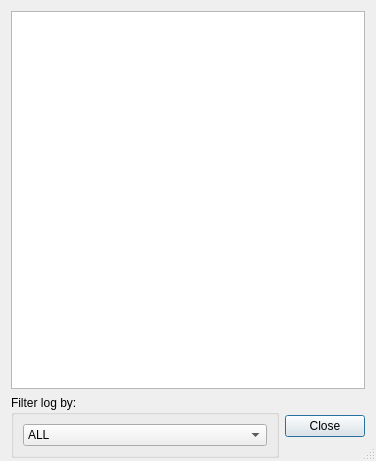
This is logdisplaydialog.ui in greblus/aspeqt as Qt 5 draws it before an edit. The edited form follows.
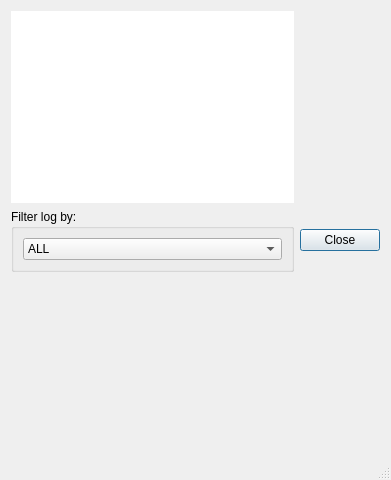
This is the edited form.

Commit message: Layout changes in: AboutDialog, LogDisplayDialog, OptionsDialog.

```diff
--- a/logdisplaydialog.ui
+++ b/logdisplaydialog.ui
@@ -6,10 +6,16 @@
    <rect>
     <x>0</x>
     <y>0</y>
-    <width>376</width>
-    <height>461</height>
+    <width>391</width>
+    <height>480</height>
    </rect>
   </property>
+  <property name="sizePolicy">
+   <sizepolicy hsizetype="Expanding" vsizetype="Expanding">
+    <horstretch>0</horstretch>
+    <verstretch>0</verstretch>
+   </sizepolicy>
+  </property>
   <property name="windowTitle">
    <string>AspeQt Log View</string>
   </property>
@@ -20,13 +26,16 @@
    <bool>false</bool>
   </property>
   <layout class="QGridLayout" name="gridLayout">
-   <property name="bottomMargin">
-    <number>3</number>
-   </property>
-   <item row="0" column="0" colspan="2">
-    <widget class="QTextEdit" name="textEdit">
-     <property name="readOnly">
-      <bool>true</bool>
+   <item row="1" column="1">
+    <widget class="QDialogButtonBox" name="buttonBox">
+     <property name="sizePolicy">
+      <sizepolicy hsizetype="Fixed" vsizetype="Fixed">
+       <horstretch>0</horstretch>
+       <verstretch>0</verstretch>
+      </sizepolicy>
+     </property>
+     <property name="standardButtons">
+      <set>QDialogButtonBox::Close</set>
      </property>
     </widget>
    </item>
@@ -138,19 +147,73 @@
      </layout>
     </widget>
    </item>
-   <item row="1" column="1">
-    <widget class="QDialogButtonBox" name="buttonBox">
+   <item row="0" column="0">
+    <widget class="QTextEdit" name="textEdit">
      <property name="sizePolicy">
-      <sizepolicy hsizetype="Fixed" vsizetype="Fixed">
+      <sizepolicy hsizetype="Expanding" vsizetype="Minimum">
        <horstretch>0</horstretch>
        <verstretch>0</verstretch>
       </sizepolicy>
      </property>
-     <property name="standardButtons">
-      <set>QDialogButtonBox::Close</set>
+     <property name="styleSheet">
+      <string notr="true">QScrollBar:vertical {
+     border: 1px solid grey;
+     background: white;
+     width: 40px;
+     margin: 41px 0 41px 0;
+ }
+ QScrollBar::handle:vertical {
+     background: lightblue;
+     min-height: 40px;
+     max-height: 100px;
+ }
+ QScrollBar::add-line:vertical {
+     border: 1px solid grey;
+     background: white;
+     height: 40px;
+     subcontrol-position: bottom;
+     subcontrol-origin: margin;
+ }
+
+ QScrollBar::sub-line:vertical {
+     border: 1px solid grey;
+     background: white;
+     height: 40px;
+     subcontrol-position: top;
+     subcontrol-origin: margin;
+ }
+ QScrollBar::up-arrow:vertical, QScrollBar::down-arrow:vertical {
+     border: 1px solid grey;
+     width: 3px;
+     height: 3px;
+     background: white;
+ }
+
+ QScrollBar::add-page:vertical, QScrollBar::sub-page:vertical {
+      background: none;
+}</string>
+     </property>
+     <property name="frameShape">
+      <enum>QFrame::NoFrame</enum>
+     </property>
+     <property name="readOnly">
+      <bool>true</bool>
      </property>
     </widget>
    </item>
+   <item row="2" column="0">
+    <spacer name="verticalSpacer">
+     <property name="orientation">
+      <enum>Qt::Vertical</enum>
+     </property>
+     <property name="sizeHint" stdset="0">
+      <size>
+       <width>20</width>
+       <height>40</height>
+      </size>
+     </property>
+    </spacer>
+   </item>
   </layout>
  </widget>
  <resources/>
```
The commit also changes 5 other files.
